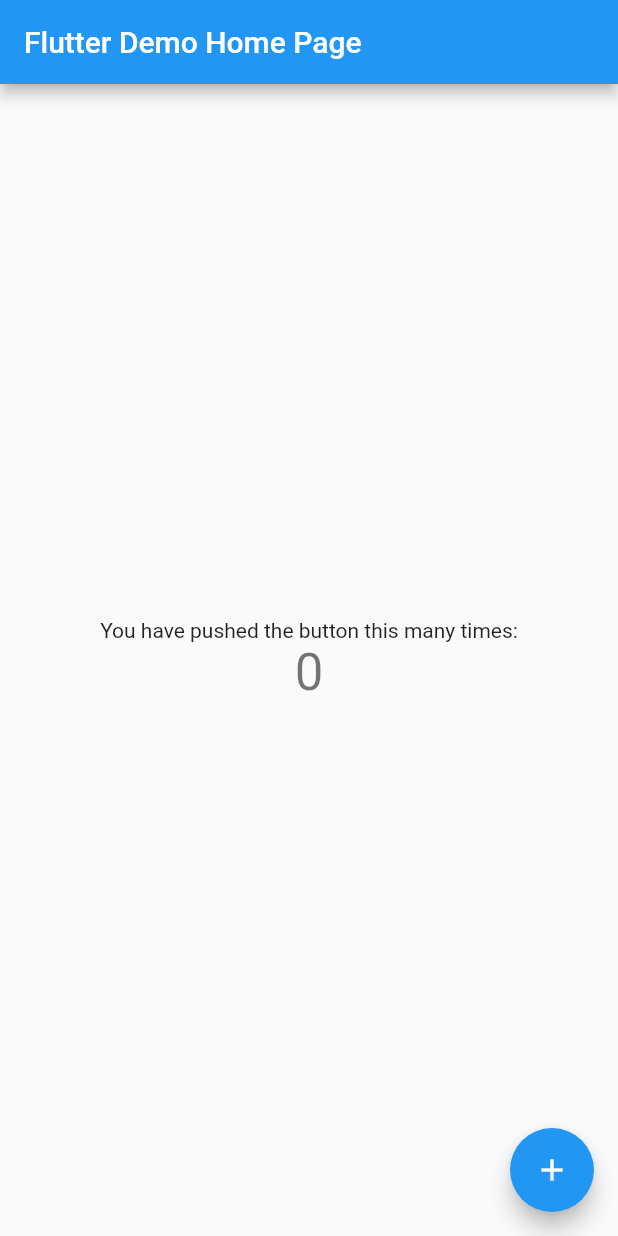
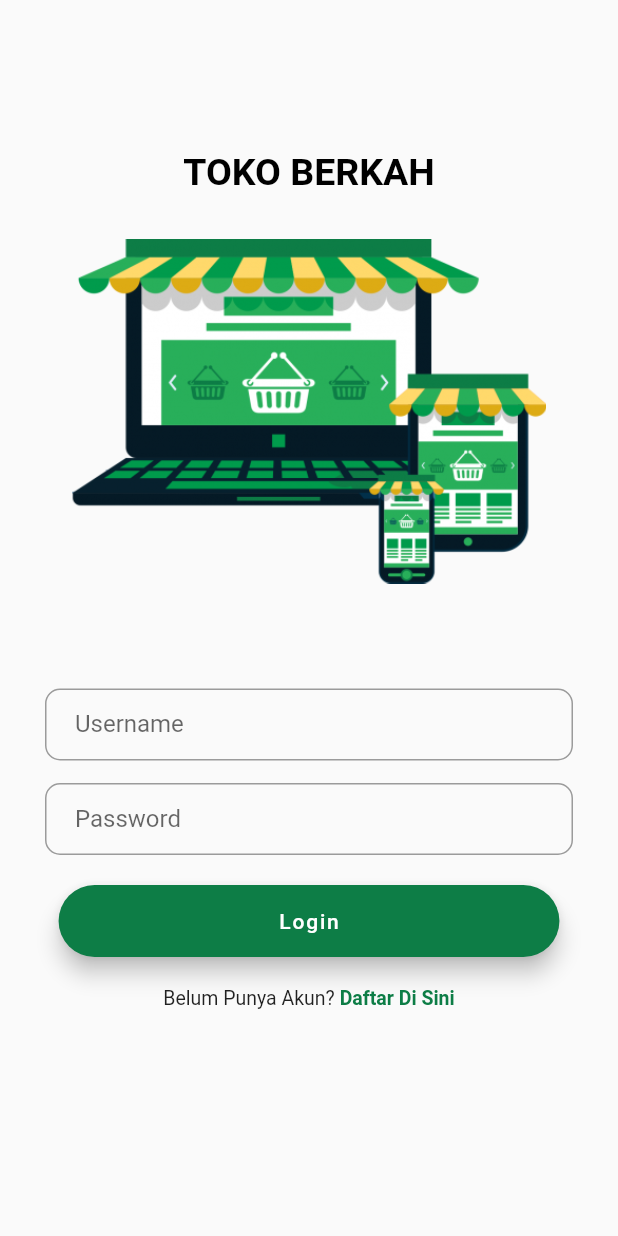
Before and after one commit to ikbalmaulana24/Tugas-2, a Flutter app: the screen it shows after launch, on a phone screen of 412 x 824 dp. Run offline on Flutter 3.47's test engine with Material 2 defaults, Android fonts, the phone set to English and light mode, and no system bars.

```diff
--- /dev/null
+++ b/tugas2_prakmobpro/lib/login.dart
@@ -0,0 +1,102 @@
+import 'package:flutter/material.dart';
+import 'package:tugas2_prakmobpro/home.dart';
+import 'package:tugas2_prakmobpro/warna.dart';
+
+class login extends StatefulWidget {
+  const login({ Key? key }) : super(key: key);
+
+  @override
+  State<login> createState() => _loginState();
+}
+
+class _loginState extends State<login> {
+  @override
+  Widget build(BuildContext context) {
+    return Scaffold(
+      body: SafeArea(
+        child: ListView(
+          children: [
+            SizedBox(height: 100,),
+            Column(
+              children: [
+                Text('TOKO BERKAH', style: satu,),
+                SizedBox(height: 30,),
+                Image.asset('assets/toko.png', height: 230,)
+              ],
+            ),
+            SizedBox(height: 70,),
+            Padding(
+              padding: EdgeInsets.only(
+                left: 30,
+                right: 30
+              ),
+              child: Column(
+                children: [
+                  TextField(
+                    autofocus: false,
+                    decoration: InputDecoration(
+                      contentPadding: EdgeInsets.fromLTRB(20.0, 10.0, 20.0, 10.0),
+                      border: OutlineInputBorder(borderRadius: BorderRadius.circular(10)),
+                      labelText: 'Username',
+                    ),
+                  ),
+                  SizedBox(height: 15,),
+                  TextField(
+                    autofocus: false,
+                    obscureText: true,
+                    decoration: InputDecoration(
+                      contentPadding: EdgeInsets.fromLTRB(20.0, 10.0, 20.0, 10.0),
+                      border: OutlineInputBorder(borderRadius: BorderRadius.circular(10)),
+                      labelText: 'Password',
+                    ),
+                  ),
+                  SizedBox(height: 20,),
+                  Column(
+                    children: [
+                      FloatingActionButton.extended(
+                        backgroundColor: ijotua,
+                        foregroundColor: Colors.white,
+                        onPressed: () {
+                          Navigator.push(
+                            context, MaterialPageRoute(
+                              builder: (context){
+                                return homapage();
+                              }
+                            )
+                          );
+                        },
+                        label: Text(
+                          '                           Login                           ',
+                        ),
+                      ),
+                    ],
+                  ),
+                  SizedBox(height: 20,),
+                  Row(
+                    mainAxisAlignment: MainAxisAlignment.center,
+                    children: [
+                      Text(
+                        'Belum Punya Akun? ',
+                        style: TextStyle(
+                          fontSize: 13
+                        ),
+                      ),
+                      Text(
+                        'Daftar Di Sini',
+                        style: TextStyle(
+                          fontSize: 13,
+                          color: ijotua,
+                          fontWeight: FontWeight.w700,
+                        ),
+                      )
+                    ],
+                  ),
+                ],
+              ),
+            ),
+          ],
+        ),
+      ),
+    );
+  }
+}
--- a/tugas2_prakmobpro/lib/main.dart
+++ b/tugas2_prakmobpro/lib/main.dart
@@ -1,115 +1,16 @@
 import 'package:flutter/material.dart';
+import 'package:tugas2_prakmobpro/login.dart';
 
-void main() {
-  runApp(const MyApp());
-}
+void main() => runApp(MyApp());
 
 class MyApp extends StatelessWidget {
-  const MyApp({Key? key}) : super(key: key);
+  const MyApp({ Key? key }) : super(key: key);
 
-  // This widget is the root of your application.
   @override
   Widget build(BuildContext context) {
     return MaterialApp(
-      title: 'Flutter Demo',
-      theme: ThemeData(
-        // This is the theme of your application.
-        //
-        // Try running your application with "flutter run". You'll see the
-        // application has a blue toolbar. Then, without quitting the app, try
-        // changing the primarySwatch below to Colors.green and then invoke
-        // "hot reload" (press "r" in the console where you ran "flutter run",
-        // or simply save your changes to "hot reload" in a Flutter IDE).
-        // Notice that the counter didn't reset back to zero; the application
-        // is not restarted.
-        primarySwatch: Colors.blue,
-      ),
-      home: const MyHomePage(title: 'Flutter Demo Home Page'),
+      debugShowCheckedModeBanner: false,
+      home: login(),
     );
   }
 }
-
-class MyHomePage extends StatefulWidget {
-  const MyHomePage({Key? key, required this.title}) : super(key: key);
-
-  // This widget is the home page of your application. It is stateful, meaning
-  // that it has a State object (defined below) that contains fields that affect
-  // how it looks.
-
-  // This class is the configuration for the state. It holds the values (in this
-  // case the title) provided by the parent (in this case the App widget) and
-  // used by the build method of the State. Fields in a Widget subclass are
-  // always marked "final".
-
-  final String title;
-
-  @override
-  State<MyHomePage> createState() => _MyHomePageState();
-}
-
-class _MyHomePageState extends State<MyHomePage> {
-  int _counter = 0;
-
-  void _incrementCounter() {
-    setState(() {
-      // This call to setState tells the Flutter framework that something has
-      // changed in this State, which causes it to rerun the build method below
-      // so that the display can reflect the updated values. If we changed
-      // _counter without calling setState(), then the build method would not be
-      // called again, and so nothing would appear to happen.
-      _counter++;
-    });
-  }
-
-  @override
-  Widget build(BuildContext context) {
-    // This method is rerun every time setState is called, for instance as done
-    // by the _incrementCounter method above.
-    //
-    // The Flutter framework has been optimized to make rerunning build methods
-    // fast, so that you can just rebuild anything that needs updating rather
-    // than having to individually change instances of widgets.
-    return Scaffold(
-      appBar: AppBar(
-        // Here we take the value from the MyHomePage object that was created by
-        // the App.build method, and use it to set our appbar title.
-        title: Text(widget.title),
-      ),
-      body: Center(
-        // Center is a layout widget. It takes a single child and positions it
-        // in the middle of the parent.
-        child: Column(
-          // Column is also a layout widget. It takes a list of children and
-          // arranges them vertically. By default, it sizes itself to fit its
-          // children horizontally, and tries to be as tall as its parent.
-          //
-          // Invoke "debug painting" (press "p" in the console, choose the
-          // "Toggle Debug Paint" action from the Flutter Inspector in Android
-          // Studio, or the "Toggle Debug Paint" command in Visual Studio Code)
-          // to see the wireframe for each widget.
-          //
-          // Column has various properties to control how it sizes itself and
-          // how it positions its children. Here we use mainAxisAlignment to
-          // center the children vertically; the main axis here is the vertical
-          // axis because Columns are vertical (the cross axis would be
-          // horizontal).
-          mainAxisAlignment: MainAxisAlignment.center,
-          children: <Widget>[
-            const Text(
-              'You have pushed the button this many times:',
-            ),
-            Text(
-              '$_counter',
-              style: Theme.of(context).textTheme.headline4,
-            ),
-          ],
-        ),
-      ),
-      floatingActionButton: FloatingActionButton(
-        onPressed: _incrementCounter,
-        tooltip: 'Increment',
-        child: const Icon(Icons.add),
-      ), // This trailing comma makes auto-formatting nicer for build methods.
-    );
-  }
-}
--- /dev/null
+++ b/tugas2_prakmobpro/lib/warna.dart
@@ -0,0 +1,20 @@
+import 'package:flutter/material.dart';
+
+Color ijo = Color(0xff28AE59);
+Color ijotua = Color(0xff0D7D46);
+Color kuning = Color(0xffFED96A);
+Color kuningtua = Color(0xffDDAB14);
+Color putih = Color(0xffFFFFFF);
+Color hitam = Color(0xff000000);
+
+TextStyle satu = TextStyle(
+  color: hitam,
+  fontSize: 25,
+  fontWeight: FontWeight.w700
+);
+
+TextStyle dua = TextStyle(
+  color: putih,
+  fontSize: 20,
+  fontWeight: FontWeight.w700
+);
--- a/tugas2_prakmobpro/pubspec.yaml
+++ b/tugas2_prakmobpro/pubspec.yaml
@@ -58,9 +58,8 @@
   uses-material-design: true
 
   # To add assets to your application, add an assets section, like this:
-  # assets:
-  #   - images/a_dot_burr.jpeg
-  #   - images/a_dot_ham.jpeg
+  assets:
+    - assets/
 
   # An image asset can refer to one or more resolution-specific "variants", see
   # https://flutter.dev/assets-and-images/#resolution-aware.
```
Also changed, not shown: tugas2_prakmobpro/lib/home.dart (added, +58 -0 lines), tugas2_prakmobpro/assets/toko.png (added).
